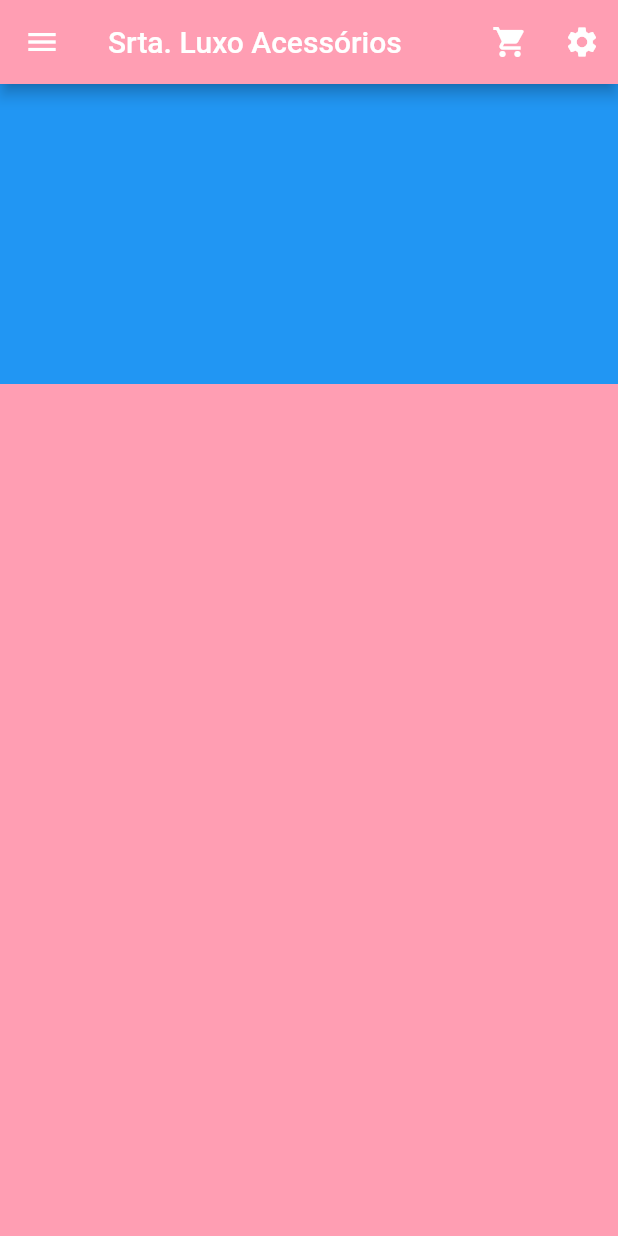
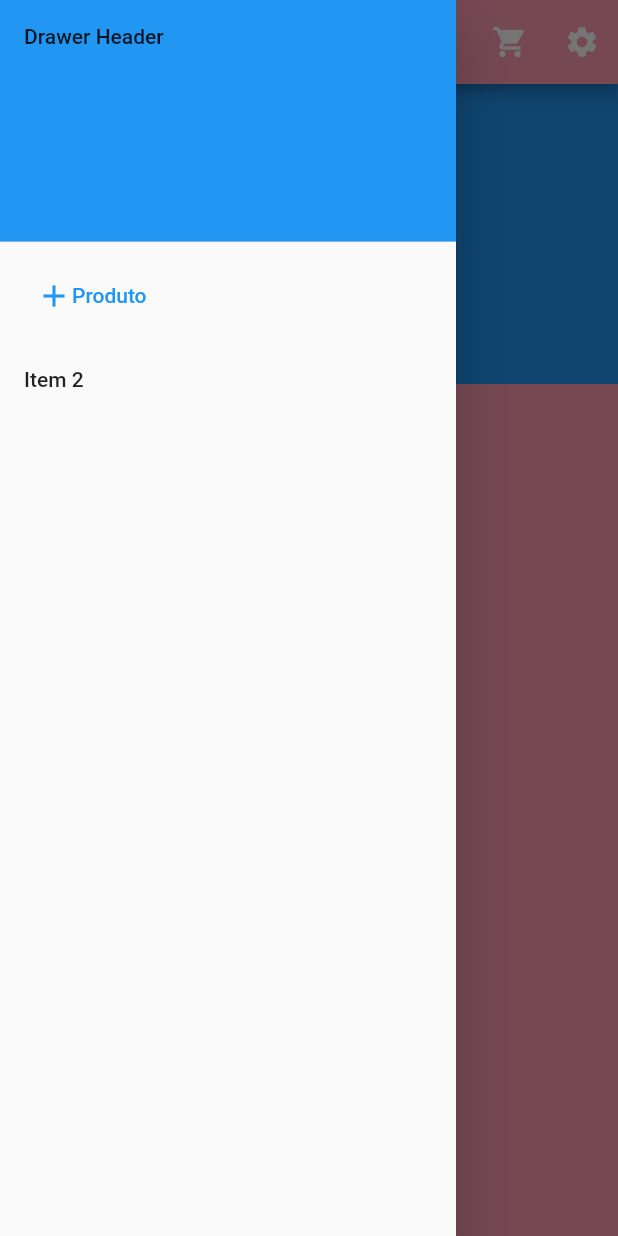
Before and after one commit to elielrj/senhorita_luxo_acessorios, a Flutter app: the screen it shows after launch, after a tap on the "menu" icon, on a phone screen of 412 x 824 dp. Run offline on Flutter 3.47's test engine with Material 2 defaults, Android fonts, the phone set to English and light mode, and no system bars; our stand-ins replace cloud_firestore, firebase_core, firebase_storage, smooth_page_indicator; accounts and stored records are empty; generated files the repository leaves out were written again.

Commit message:
Adicionado Drawer a TelaHome e uma tela para adicionar produto.

```diff
--- a/lib/bibioteca/textos/textos.dart
+++ b/lib/bibioteca/textos/textos.dart
@@ -14,3 +14,6 @@ const textpQuantidade = 'Quantidade';
 
 const textoConfiguracoes = 'Configurações';
 const textoMeuCarrinho = 'Meu Carrinho';
+const textoProduto = 'Produto';
+
+const textoAdicionarProduto = 'Adicionar Produto';
--- a/lib/tela_home.dart
+++ b/lib/tela_home.dart
@@ -1,6 +1,7 @@
 import 'package:flutter/material.dart';
 import 'package:senhorita_luxo_acessorios/bibioteca/cores/cores.dart';
 import 'package:senhorita_luxo_acessorios/bibioteca/textos/textos.dart';
+import 'package:senhorita_luxo_acessorios/tela_adicionar_produto.dart';
 import 'package:senhorita_luxo_acessorios/tela_de_produtos.dart';
 
 class TelaHome extends StatefulWidget {
@@ -69,6 +70,44 @@ class _TelaHomeState extends State<TelaHome> {
           ],
         ),
       ),
+      drawer: Drawer(
+        // Add a ListView to the drawer. This ensures the user can scroll
+        // through the options in the drawer if there isn't enough vertical
+        // space to fit everything.
+        child: ListView(
+          // Important: Remove any padding from the ListView.
+          padding: EdgeInsets.zero,
+          children: [
+            const DrawerHeader(
+              decoration: BoxDecoration(
+                color: Colors.blue,
+              ),
+              child: Text('Drawer Header'),
+            ),
+            ListTile(
+              title: TextButton(
+                child: const Row(children: [
+                  Icon(Icons.add),
+                  Text(textoProduto),
+                ]),
+                onPressed: () => Navigator.push(context,
+                    MaterialPageRoute(builder: (context) => const TelaAdicionarProduto())),
+              ),
+              onTap: () {
+                // Update the state of the app.
+                // ...
+              },
+            ),
+            ListTile(
+              title: const Text('Item 2'),
+              onTap: () {
+                // Update the state of the app.
+                // ...
+              },
+            ),
+          ],
+        ),
+      ),
     );
   }
 }
```
Also changed, not shown: lib/tela_adicionar_produto.dart (added, +23 -0 lines).
